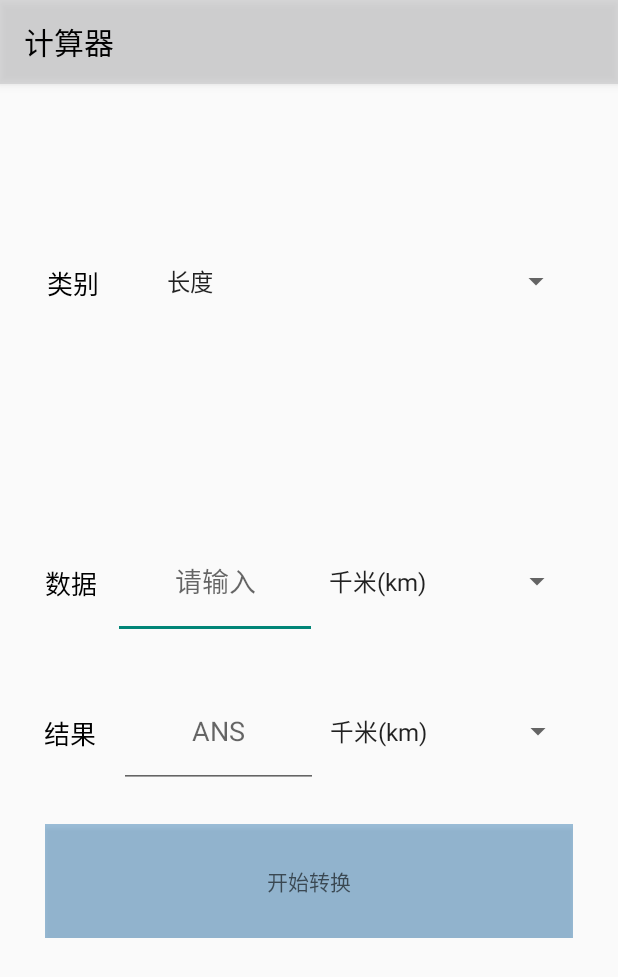
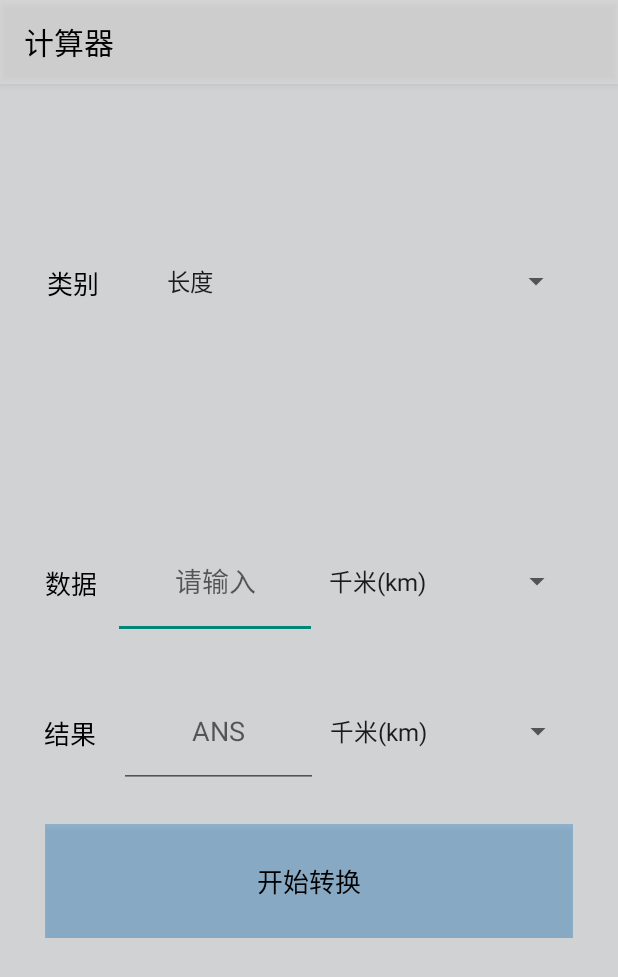
Before and after one commit to hahayuxiang/Android_Calculator_-, an Android app: the ConversionActivity screen opened directly, with no data from a screen before it, on a phone screen of 412 x 824 dp. Shown: the top 977 px of the screen. Run offline under Robolectric (Android 15) with nearby library versions, the phone set to English and light mode, and no system bars.

Commit message:
1012.01.02 ---整体背景一致，按键颜色修改

```diff
--- a/app/src/main/res/layout/activity_conversion.xml
+++ b/app/src/main/res/layout/activity_conversion.xml
@@ -4,6 +4,7 @@
     xmlns:tools="http://schemas.android.com/tools"
     android:layout_width="match_parent"
     android:layout_height="match_parent"
+    android:background="@color/background"
     tools:context=".ConversionActivity">
 
     <LinearLayout
@@ -135,6 +136,8 @@
             android:layout_width="match_parent"
             android:layout_height="match_parent"
             android:layout_weight="1"
+            android:textColorHint="@color/black"
+            android:textSize="17sp"
             android:hint="@string/conversion_button"
             android:background="@drawable/button_3" />
     </LinearLayout>
--- a/app/src/main/res/layout/activity_currency.xml
+++ b/app/src/main/res/layout/activity_currency.xml
@@ -4,6 +4,7 @@
     xmlns:tools="http://schemas.android.com/tools"
     android:layout_width="match_parent"
     android:layout_height="match_parent"
+    android:background="@color/background"
     tools:context=".CurrencyActivity">
 
     <LinearLayout
--- a/app/src/main/res/layout/activity_loan.xml
+++ b/app/src/main/res/layout/activity_loan.xml
@@ -3,8 +3,9 @@
     xmlns:app="http://schemas.android.com/apk/res-auto"
     xmlns:tools="http://schemas.android.com/tools"
     android:layout_width="match_parent"
+    android:background="@color/background"
     android:layout_height="match_parent">
-<!--间隙15， 宽度50-->
+    <!--间隙15， 宽度50-->
     <LinearLayout
         android:layout_width="300dp"
         android:layout_height="39dp"
```
